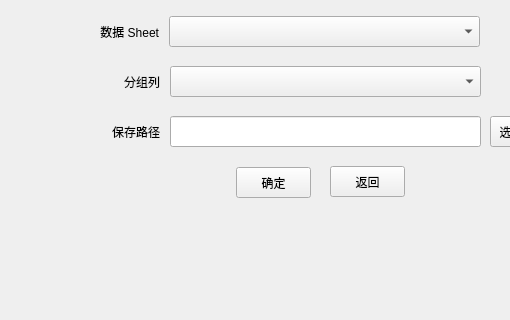
The window that splitonlywindow.ui (ainiaa/splitExcel) describes before a commit, drawn with Qt 5; both pictures show x 0 to 510 and y 134 to 454 of the 709 by 454 pixel window.
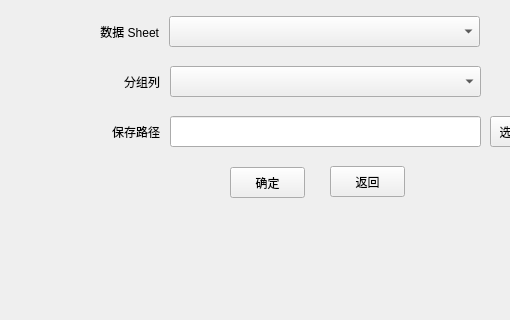
The same window after the commit. Icons and pictures are not drawn.

The edit to the form file:
```diff
--- a/splitonlywindow.ui
+++ b/splitonlywindow.ui
@@ -201,7 +201,7 @@
    <widget class="QPushButton" name="splitOnlySubmitPushButton">
     <property name="geometry">
      <rect>
-      <x>236</x>
+      <x>230</x>
       <y>278</y>
       <width>75</width>
       <height>31</height>
```
